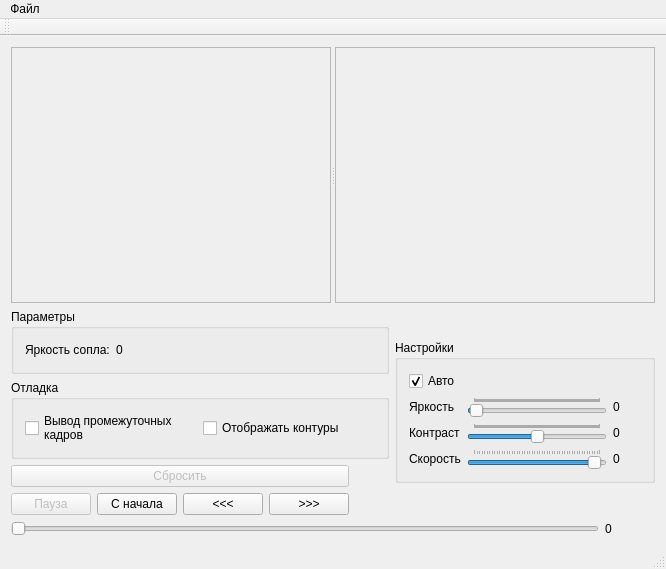
First picture: the form in MainWindow.ui, repository Rasim1995/ReadFile, before the edit.
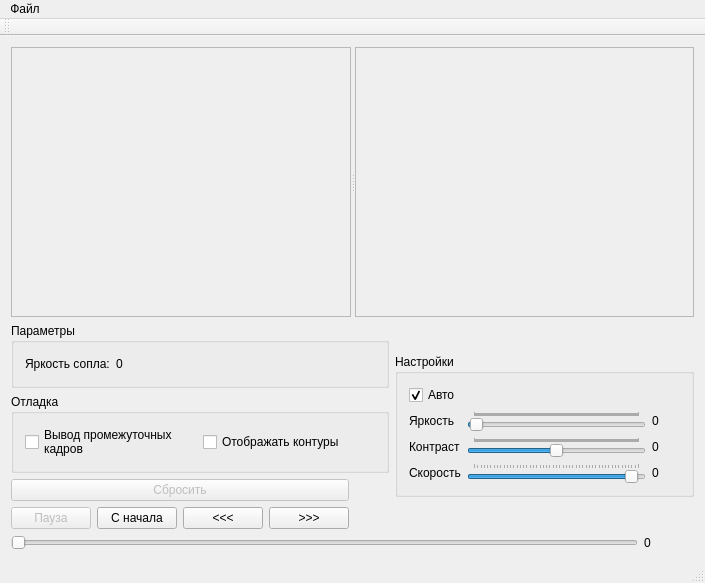
Second picture: the form after the edit.

Diff of the .ui file:
```diff
--- a/MainWindow.ui
+++ b/MainWindow.ui
@@ -6,8 +6,8 @@
    <rect>
     <x>0</x>
     <y>0</y>
-    <width>665</width>
-    <height>557</height>
+    <width>705</width>
+    <height>583</height>
    </rect>
   </property>
   <property name="sizePolicy">
@@ -79,8 +79,8 @@
            <rect>
             <x>0</x>
             <y>0</y>
-            <width>318</width>
-            <height>254</height>
+            <width>339</width>
+            <height>267</height>
            </rect>
           </property>
          </widget>
@@ -121,8 +121,8 @@
            <rect>
             <x>0</x>
             <y>0</y>
-            <width>318</width>
-            <height>254</height>
+            <width>338</width>
+            <height>267</height>
            </rect>
           </property>
          </widget>
@@ -647,8 +647,8 @@
     <rect>
      <x>0</x>
      <y>0</y>
-     <width>665</width>
-     <height>21</height>
+     <width>705</width>
+     <height>20</height>
     </rect>
    </property>
    <widget class="QMenu" name="menu">
```
Left out of the diff: 2 changed lines with no effect on the pictures.
